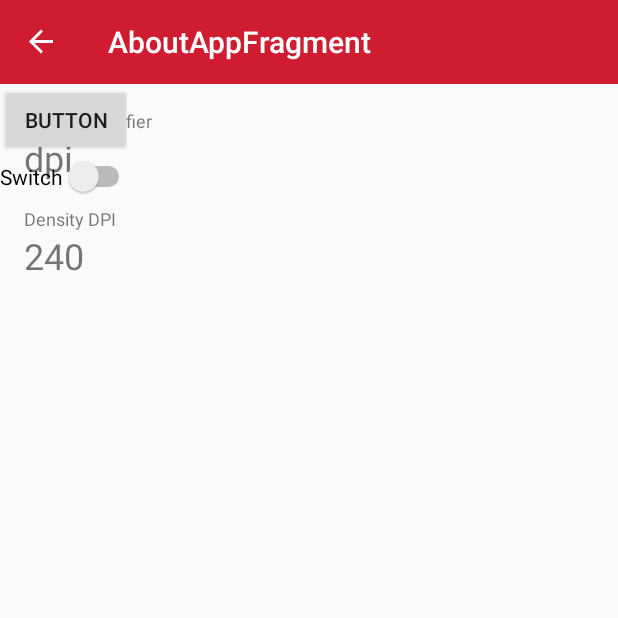
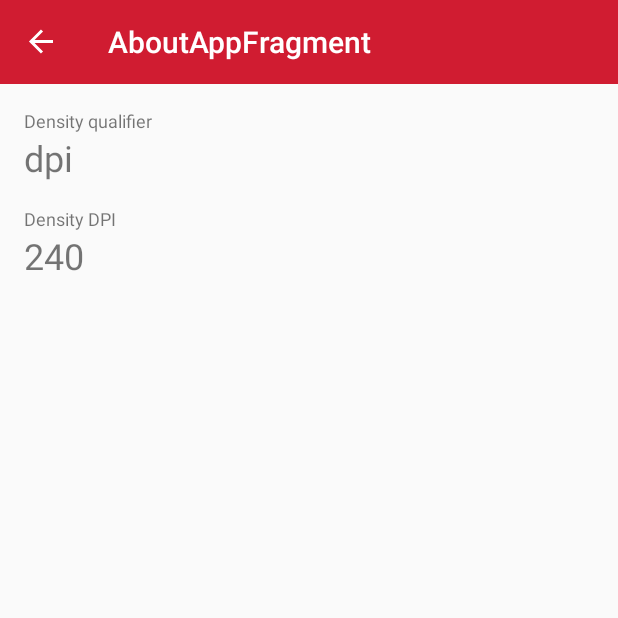
Before and after one commit to ki-0302/Tell-me-your-dpi, an Android app: the AboutAppFragment screen opened through its navigation route, on a phone screen of 412 x 824 dp, the top half of it. Run offline under Robolectric (Android 15) with nearby library versions, the light colour scheme and no system bars; our stand-ins replace navigation-ui.

Commit message:
Modify to remove unnecessary components

```diff
--- a/app/src/main/res/layout/fragment_about_app.xml
+++ b/app/src/main/res/layout/fragment_about_app.xml
@@ -16,20 +16,4 @@
         app:layout_constraintTop_toTopOf="parent"
         />
 
-    <Button
-        android:id="@+id/button"
-        android:layout_width="wrap_content"
-        android:layout_height="wrap_content"
-        android:text="Button"
-        app:layout_constraintStart_toStartOf="parent"
-        app:layout_constraintTop_toTopOf="parent" />
-
-    <Switch
-        android:id="@+id/switch1"
-        android:layout_width="wrap_content"
-        android:layout_height="wrap_content"
-        android:text="Switch"
-        app:layout_constraintStart_toStartOf="parent"
-        app:layout_constraintTop_toBottomOf="@+id/button" />
-
 </androidx.constraintlayout.widget.ConstraintLayout>
```
